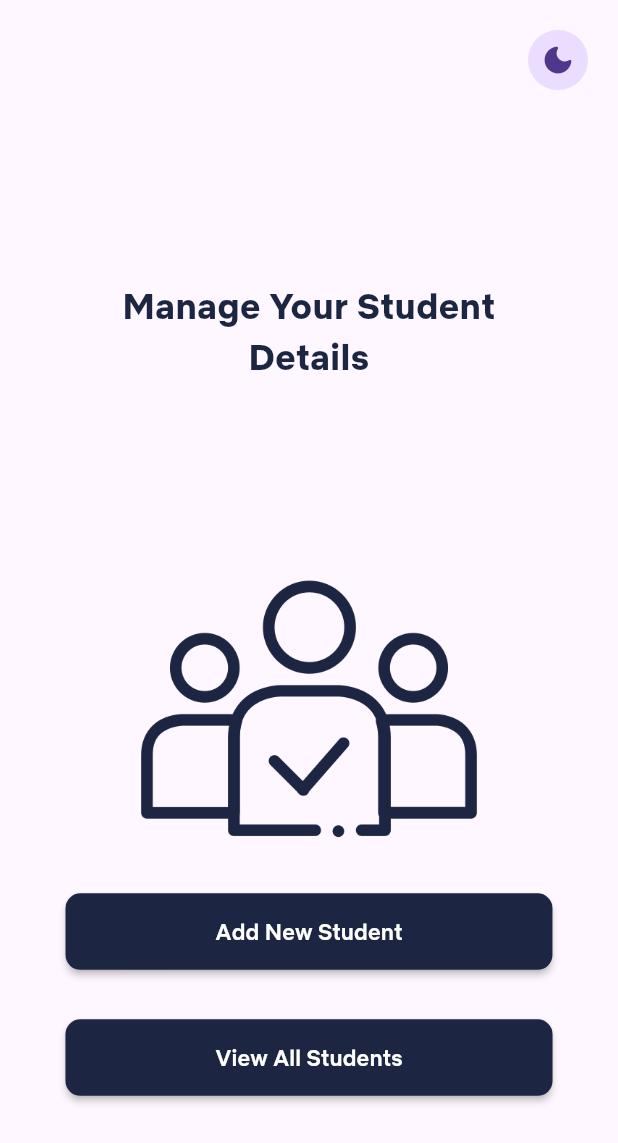
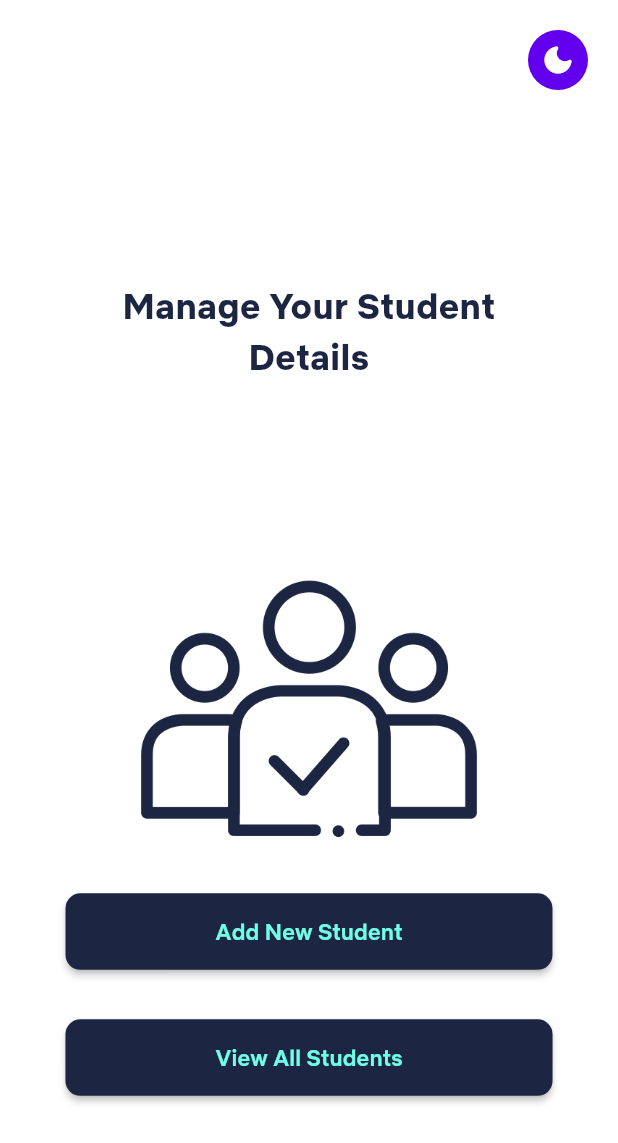
Before and after one commit to faizsr/Student-Management---Getx, a Flutter app: the screen it shows after launch, on a phone screen of 412 x 824 dp. Shown: the top 1143 px of the screen. Run offline on Flutter 3.47's test engine with Material 3 defaults, Android fonts, the phone set to English and light mode, and no system bars; our stand-ins replace get, image_picker, sqflite; accounts and stored records are empty.

Commit message:
Main page dark and light theme done

```diff
--- /dev/null
+++ b/lib/core/themes/dark_theme.dart
@@ -0,0 +1,12 @@
+import 'package:flutter/material.dart';
+import 'package:flutter_application_1/core/colors.dart';
+
+ThemeData darkTheme = ThemeData(
+  brightness: Brightness.dark,
+  fontFamily: 'NetflixSans',
+  colorScheme: const ColorScheme.dark(
+    background: kDarkBlue,
+    secondary: kDarkBlue,
+  ),
+  primaryColor: kAqua,
+);
--- /dev/null
+++ b/lib/core/themes/light_theme.dart
@@ -0,0 +1,12 @@
+import 'package:flutter/material.dart';
+import 'package:flutter_application_1/core/colors.dart';
+
+ThemeData lighTheme = ThemeData(
+  brightness: Brightness.light,
+  fontFamily: 'NetflixSans',
+  colorScheme: const ColorScheme.light(
+    background: kWhiteColor,
+    secondary: kAqua,
+  ),
+  primaryColor: kDarkBlue,
+);
--- a/lib/main.dart
+++ b/lib/main.dart
@@ -1,4 +1,6 @@
 import 'package:flutter/material.dart';
+import 'package:flutter_application_1/core/themes/dark_theme.dart';
+import 'package:flutter_application_1/core/themes/light_theme.dart';
 import 'package:flutter_application_1/presentation/screens/add%20student/screen_add_student.dart';
 import 'package:flutter_application_1/presentation/screens/main%20screen/main_screen.dart';
 import 'package:flutter_application_1/presentation/screens/student%20detail/screen_student_detail.dart';
@@ -18,7 +20,8 @@ class MyApp extends StatelessWidget {
     return GetMaterialApp(
       title: 'Student Management',
       debugShowCheckedModeBanner: false,
-      theme: ThemeData(fontFamily: 'NetflixSans'),
+      theme: lighTheme,
+      darkTheme: darkTheme,
       home: const MainScreen(),
       getPages: [
         GetPage(
--- a/lib/presentation/screens/main screen/main_screen.dart
+++ b/lib/presentation/screens/main screen/main_screen.dart
@@ -1,6 +1,5 @@
 import 'package:flutter/material.dart';
 import 'package:flutter_application_1/core/assets.dart';
-import 'package:flutter_application_1/core/colors.dart';
 import 'package:flutter_application_1/core/constants.dart';
 import 'package:get/get.dart';
 
@@ -11,14 +10,21 @@ class MainScreen extends StatelessWidget {
   Widget build(BuildContext context) {
     return SafeArea(
       child: Scaffold(
+        backgroundColor: Theme.of(context).colorScheme.background,
         body: Center(
           child: Stack(
             children: [
-              const Positioned(
+              Positioned(
                 top: 20,
                 right: 20,
-                child: CircleAvatar(
-                  child: Icon(Icons.dark_mode_rounded),
+                child: InkWell(
+                  onTap: () {
+                    Get.changeThemeMode(
+                        Get.isDarkMode ? ThemeMode.light : ThemeMode.dark);
+                  },
+                  child: const CircleAvatar(
+                    child: Icon(Icons.dark_mode_rounded),
+                  ),
                 ),
               ),
               Center(
@@ -26,12 +32,12 @@ class MainScreen extends StatelessWidget {
                   mainAxisAlignment: MainAxisAlignment.spaceEvenly,
                   children: [
                     kHeight(kGetHeight * 0),
-                    const Text(
+                    Text(
                       'Manage Your Student \nDetails',
                       style: TextStyle(
                         fontSize: 24,
                         fontWeight: FontWeight.w600,
-                        color: kDarkBlue,
+                        color: Theme.of(context).primaryColor,
                       ),
                       textAlign: TextAlign.center,
                     ),
@@ -41,16 +47,18 @@ class MainScreen extends StatelessWidget {
                         Image.asset(
                           management,
                           width: kGetWidth * 0.6,
-                          color: kDarkBlue,
+                          color: Theme.of(context).primaryColor,
                         ),
                         _mainPageBtn(
                           btnText: 'Add New Student',
                           onPressed: () => Get.toNamed('/screen_student_add'),
+                          context: context,
                         ),
                         kHeight(kGetHeight * 0.04),
                         _mainPageBtn(
                           btnText: 'View All Students',
                           onPressed: () => Get.toNamed('/screen_student_list'),
+                          context: context,
                         )
                       ],
                     ),
@@ -65,12 +73,12 @@ class MainScreen extends StatelessWidget {
   }
 
   MaterialButton _mainPageBtn(
-      {required String btnText, required void Function()? onPressed}) {
+      {required String btnText, required void Function()? onPressed, required BuildContext context}) {
     return MaterialButton(
       padding: const EdgeInsets.fromLTRB(100, 15, 100, 15),
       shape: RoundedRectangleBorder(borderRadius: BorderRadius.circular(10)),
-      color: kDarkBlue,
-      textColor: kWhiteColor,
+      color: Theme.of(context).primaryColor,
+      textColor: Theme.of(context).colorScheme.secondary,
       onPressed: onPressed,
       child: Text(
         btnText,
```
